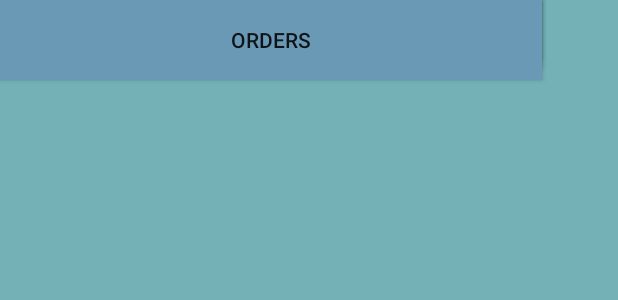
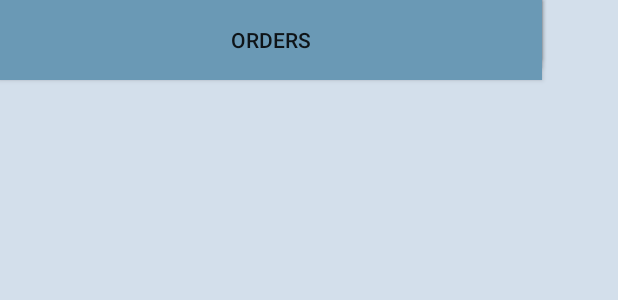
Before and after one commit to Antypurus/AndroidERPSinf, an Android app: the layout view_customer.xml on its own in the app's theme, with its tools: preview values and no code run, on a phone screen of 412 x 824 dp. Shown: the top 300 px of the screen. Run offline under Robolectric (Android 15) with nearby library versions, the phone set to English and light mode, and no system bars.

Commit message:
updated view color

```diff
--- a/Android/app/src/main/res/layout/view_customer.xml
+++ b/Android/app/src/main/res/layout/view_customer.xml
@@ -4,7 +4,7 @@
     xmlns:tools="http://schemas.android.com/tools"
     android:layout_width="match_parent"
     android:layout_height="match_parent"
-    android:background="@color/old_copper_blue"
+    android:background="@color/old_copper_blue1"
     tools:context=".MainActivity">
 
     <TextView
```
